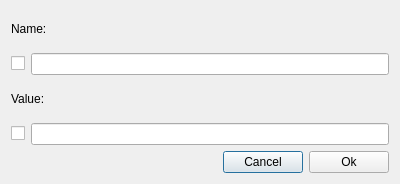
Above: proj/src/FindDialog.ui from germix/minecraft-explorer before the change. Below: the same form after it.
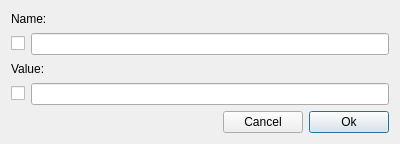
That is the form after the change.

```diff
--- a/proj/src/FindDialog.ui
+++ b/proj/src/FindDialog.ui
@@ -7,7 +7,7 @@
     <x>0</x>
     <y>0</y>
     <width>400</width>
-    <height>184</height>
+    <height>144</height>
    </rect>
   </property>
   <property name="windowTitle">
@@ -84,6 +84,9 @@
        <property name="text">
         <string>Ok</string>
        </property>
+       <property name="default">
+        <bool>true</bool>
+       </property>
       </widget>
      </item>
     </layout>
```
Left out of the diff: 3 changed lines with no effect on the pictures.
